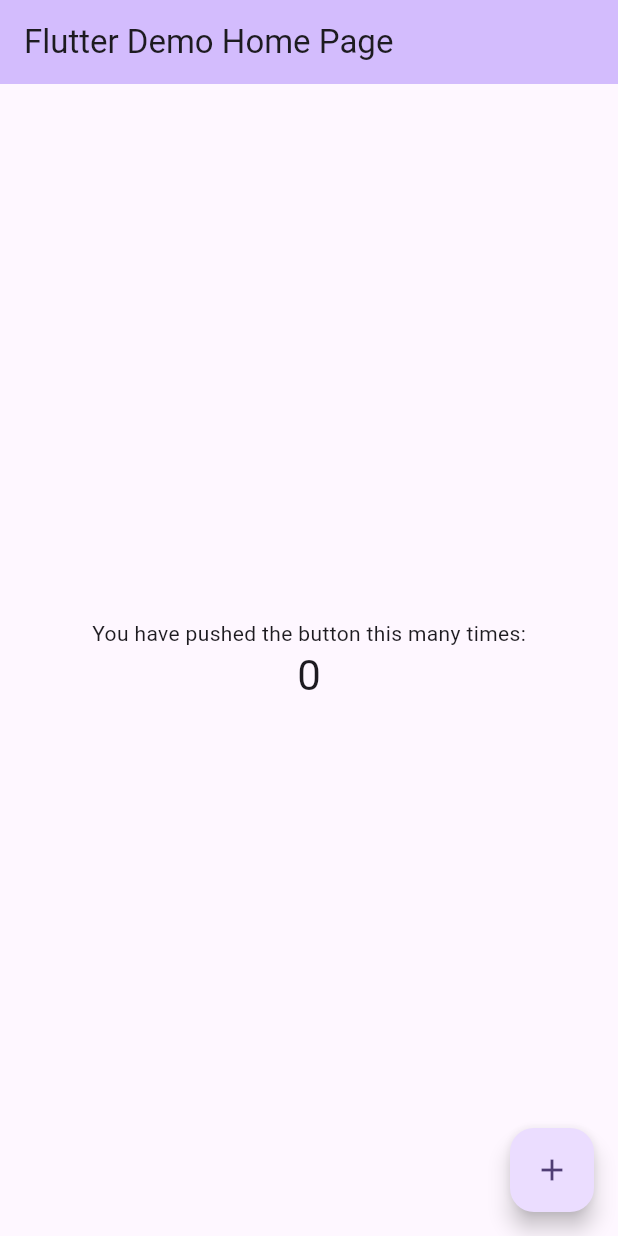
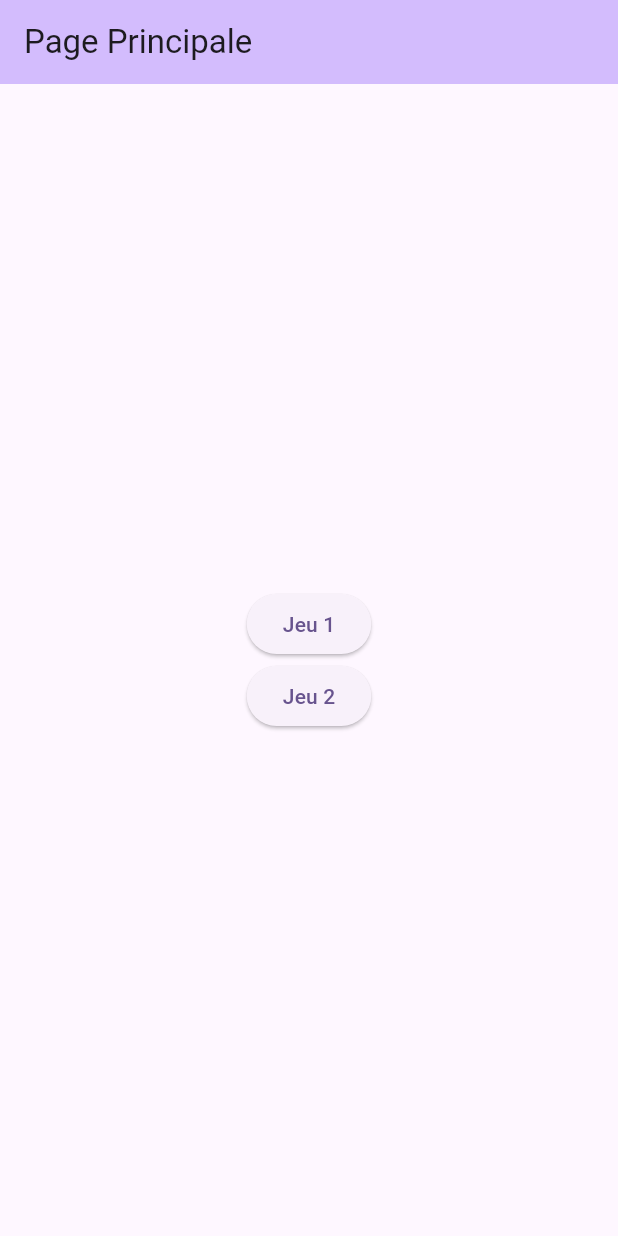
Before and after one commit to Kevin44France/flag_guesser, a Flutter app: the screen it shows after launch, on a phone screen of 412 x 824 dp. Run offline on Flutter 3.47's test engine with Material 3 defaults, Android fonts, the phone set to English and light mode, and no system bars.

Commit message:
App skeleton

```diff
--- a/lib/main.dart
+++ b/lib/main.dart
@@ -1,4 +1,6 @@
 import 'package:flutter/material.dart';
+import '../pages/page1.dart';
+import '../pages/page2.dart';
 
 void main() {
   runApp(const MyApp());
@@ -7,119 +9,60 @@ void main() {
 class MyApp extends StatelessWidget {
   const MyApp({super.key});
 
-  // This widget is the root of your application.
   @override
   Widget build(BuildContext context) {
     return MaterialApp(
       title: 'Flutter Demo',
       theme: ThemeData(
-        // This is the theme of your application.
-        //
-        // TRY THIS: Try running your application with "flutter run". You'll see
-        // the application has a blue toolbar. Then, without quitting the app,
-        // try changing the seedColor in the colorScheme below to Colors.green
-        // and then invoke "hot reload" (save your changes or press the "hot
-        // reload" button in a Flutter-supported IDE, or press "r" if you used
-        // the command line to start the app).
-        //
-        // Notice that the counter didn't reset back to zero; the application
-        // state is not lost during the reload. To reset the state, use hot
-        // restart instead.
-        //
-        // This works for code too, not just values: Most code changes can be
-        // tested with just a hot reload.
         colorScheme: ColorScheme.fromSeed(seedColor: Colors.deepPurple),
         useMaterial3: true,
       ),
-      home: const MyHomePage(title: 'Flutter Demo Home Page'),
+      home: const MyHomePage(title: 'Page Principale'),
     );
   }
 }
 
-class MyHomePage extends StatefulWidget {
+class MyHomePage extends StatelessWidget {
   const MyHomePage({super.key, required this.title});
-
-  // This widget is the home page of your application. It is stateful, meaning
-  // that it has a State object (defined below) that contains fields that affect
-  // how it looks.
-
-  // This class is the configuration for the state. It holds the values (in this
-  // case the title) provided by the parent (in this case the App widget) and
-  // used by the build method of the State. Fields in a Widget subclass are
-  // always marked "final".
 
   final String title;
 
-  @override
-  State<MyHomePage> createState() => _MyHomePageState();
-}
+  void _navigateToPage1(BuildContext context) {
+    Navigator.push(
+      context,
+      MaterialPageRoute(builder: (context) => Page1()),
+    );
+  }
 
-class _MyHomePageState extends State<MyHomePage> {
-  int _counter = 0;
-
-  void _incrementCounter() {
-    setState(() {
-      // This call to setState tells the Flutter framework that something has
-      // changed in this State, which causes it to rerun the build method below
-      // so that the display can reflect the updated values. If we changed
-      // _counter without calling setState(), then the build method would not be
-      // called again, and so nothing would appear to happen.
-      _counter++;
-    });
+  void _navigateToPage2(BuildContext context) {
+    Navigator.push(
+      context,
+      MaterialPageRoute(builder: (context) => Page2()),
+    );
   }
 
   @override
   Widget build(BuildContext context) {
-    // This method is rerun every time setState is called, for instance as done
-    // by the _incrementCounter method above.
-    //
-    // The Flutter framework has been optimized to make rerunning build methods
-    // fast, so that you can just rebuild anything that needs updating rather
-    // than having to individually change instances of widgets.
     return Scaffold(
       appBar: AppBar(
-        // TRY THIS: Try changing the color here to a specific color (to
-        // Colors.amber, perhaps?) and trigger a hot reload to see the AppBar
-        // change color while the other colors stay the same.
         backgroundColor: Theme.of(context).colorScheme.inversePrimary,
-        // Here we take the value from the MyHomePage object that was created by
-        // the App.build method, and use it to set our appbar title.
-        title: Text(widget.title),
+        title: Text(title),
       ),
       body: Center(
-        // Center is a layout widget. It takes a single child and positions it
-        // in the middle of the parent.
         child: Column(
-          // Column is also a layout widget. It takes a list of children and
-          // arranges them vertically. By default, it sizes itself to fit its
-          // children horizontally, and tries to be as tall as its parent.
-          //
-          // Column has various properties to control how it sizes itself and
-          // how it positions its children. Here we use mainAxisAlignment to
-          // center the children vertically; the main axis here is the vertical
-          // axis because Columns are vertical (the cross axis would be
-          // horizontal).
-          //
-          // TRY THIS: Invoke "debug painting" (choose the "Toggle Debug Paint"
-          // action in the IDE, or press "p" in the console), to see the
-          // wireframe for each widget.
           mainAxisAlignment: MainAxisAlignment.center,
           children: <Widget>[
-            const Text(
-              'You have pushed the button this many times:',
+            ElevatedButton(
+              child: const Text('Jeu 1'),
+              onPressed: () => _navigateToPage1(context),
             ),
-            Text(
-              '$_counter',
-              style: Theme.of(context).textTheme.headlineMedium,
+            ElevatedButton(
+              child: const Text('Jeu 2'),
+              onPressed: () => _navigateToPage2(context),
             ),
           ],
         ),
       ),
-      floatingActionButton: FloatingActionButton(
-        onPressed: _incrementCounter,
-        tooltip: 'Increment',
-        child: const Icon(Icons.add),
-      ), // This trailing comma makes auto-formatting nicer for build methods.
     );
   }
 }
```
Also changed, not shown: lib/pages/page1.dart (added, +31 -0 lines), lib/pages/page2.dart (added, +31 -0 lines).
